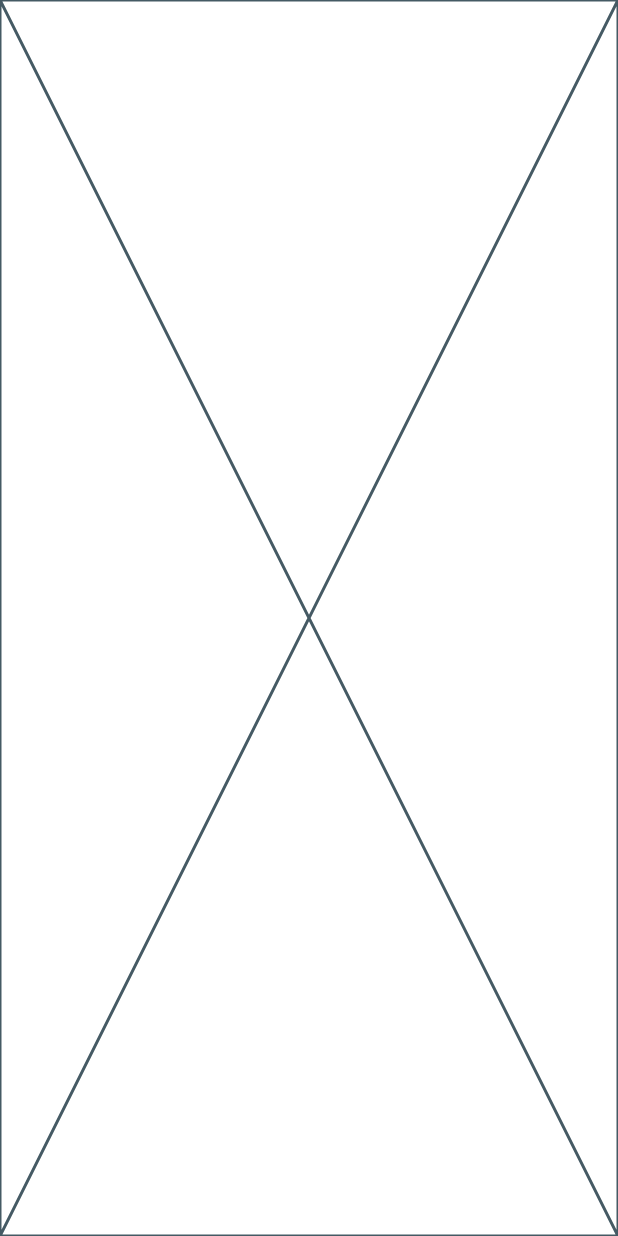
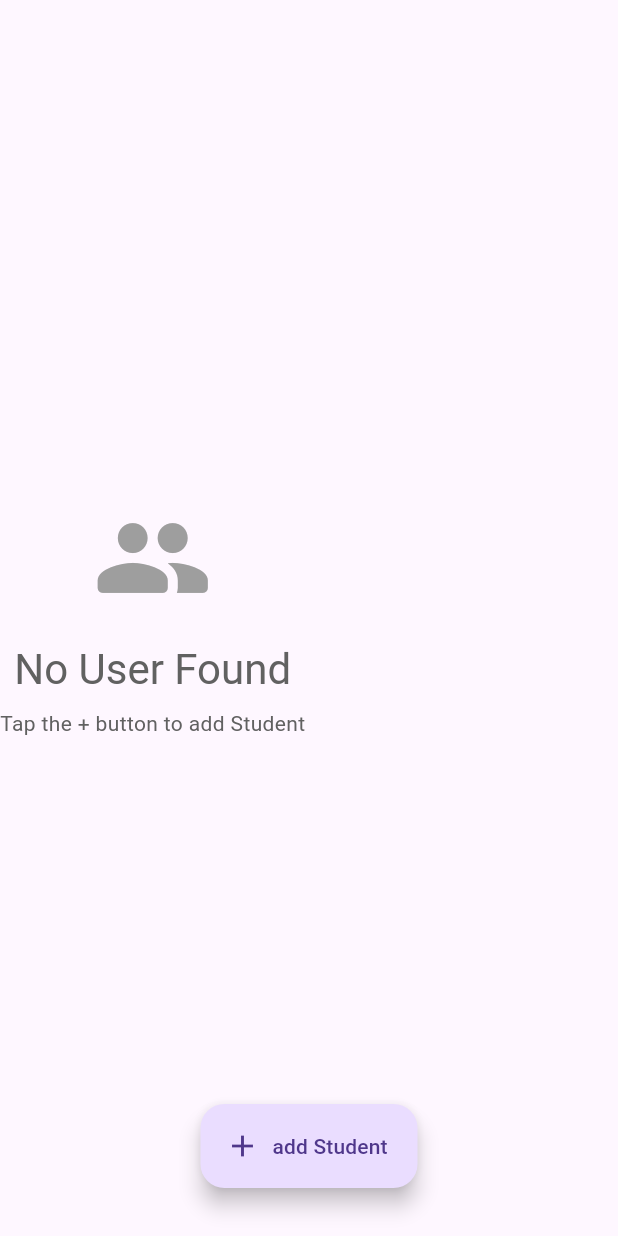
Before and after one commit to AmirhosseinBaghi/student_list, a Flutter app: the screen it shows after launch, on a phone screen of 412 x 824 dp. Run offline on Flutter 3.47's test engine with Material 3 defaults, Android fonts, the phone set to English and light mode, and no system bars; our stand-ins replace dio; network calls fail.

Commit message:
StudentListItem code complited

```diff
--- a/lib/screens/student_list_screen.dart
+++ b/lib/screens/student_list_screen.dart
@@ -1,6 +1,7 @@
 import 'package:flutter/material.dart';
 import 'package:student_list/models/user.dart';
 import 'package:student_list/services/api_service.dart';
+import 'package:student_list/widgets/student_list_item.dart';
 
 class StudentListScreen extends StatefulWidget {
   const StudentListScreen({super.key});
@@ -19,7 +20,7 @@ class _StudentListScreenState extends State<StudentListScreen> {
     loadUsers();
   }
 
-  loadUsers() async {
+  Future<void> loadUsers() async {
     if (!mounted) return;
 
     setState(() {
@@ -45,6 +46,70 @@ class _StudentListScreenState extends State<StudentListScreen> {
 
   @override
   Widget build(BuildContext context) {
-    return const Placeholder();
+    final double bottomPading = MediaQuery.of(context).padding.bottom;
+    return Scaffold(
+      floatingActionButton: SafeArea(
+        child: Padding(
+          padding: EdgeInsets.only(bottom: 16),
+          child: FloatingActionButton.extended(
+            onPressed: () {},
+            icon: Icon(Icons.add),
+            label: Text('add Student'),
+          ),
+        ),
+      ),
+      floatingActionButtonLocation: FloatingActionButtonLocation.centerFloat,
+
+      body:
+          isLoading
+              ? CircularProgressIndicator()
+              : users.isEmpty
+              ? Column(
+                mainAxisAlignment: MainAxisAlignment.center,
+                children: [
+                  Icon(Icons.people_rounded, size: 80, color: Colors.grey[500]),
+                  SizedBox(height: 16),
+                  Text(
+                    'No User Found',
+                    style: Theme.of(context).textTheme.headlineMedium?.copyWith(
+                      color: Colors.grey[700],
+                    ),
+                  ),
+                  SizedBox(height: 8),
+                  Text(
+                    'Tap the + button to add Student',
+                    style: TextStyle(color: Colors.grey[700]),
+                  ),
+                ],
+              )
+              : RefreshIndicator(
+                onRefresh: loadUsers,
+
+                child: CustomScrollView(
+                  slivers: [
+                    SliverAppBar(
+                      title: Text('Student List'),
+                      floating: true,
+                      pinned: false,
+                      snap: true,
+                    ),
+                    SliverPadding(
+                      padding: EdgeInsets.only(bottom: bottomPading + 100),
+
+                      sliver: SliverList(
+                        delegate: SliverChildBuilderDelegate((context, index) {
+                          final user = users[index];
+                          return StudentListItem(
+                            user: user,
+                            onTap: () {},
+                            onDismissed: () {},
+                          );
+                        }, childCount: users.length),
+                      ),
+                    ),
+                  ],
+                ),
+              ),
+    );
   }
 }
```
Also changed, not shown: lib/widgets/student_list_item.dart (added, +87 -0 lines).
